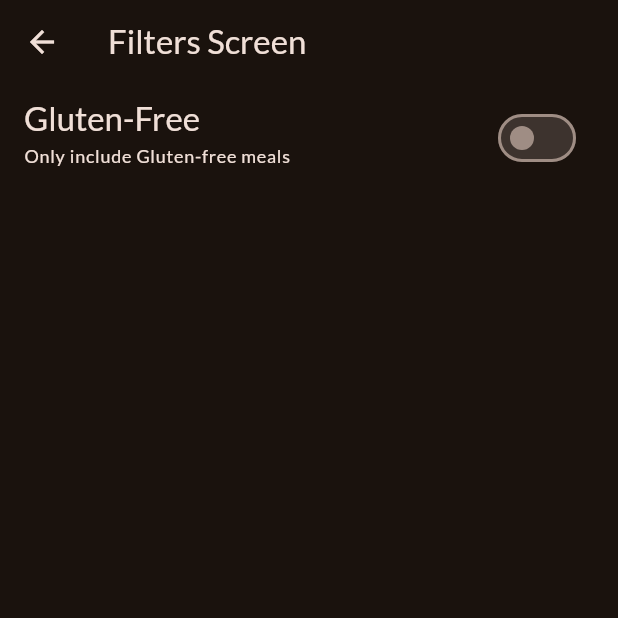
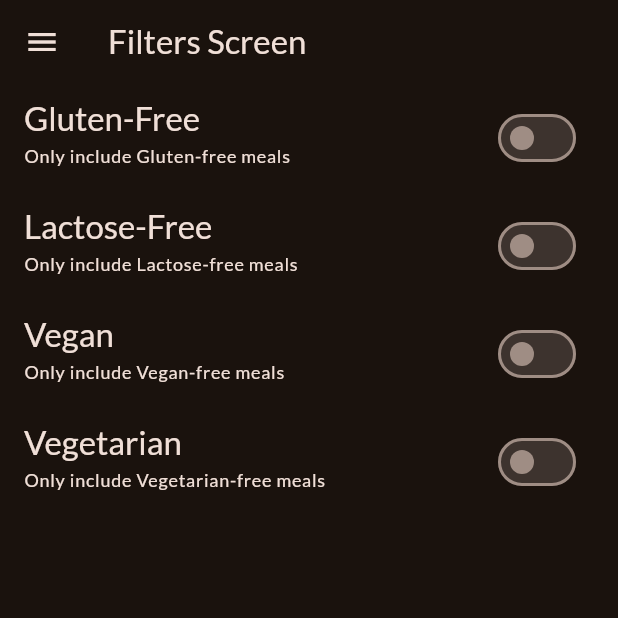
Before and after one commit to YogeshRR/Meal_App_Flutter, a Flutter app: the FiltersScreen screen opened directly, on a phone screen of 412 x 824 dp, the top half of it. Run offline on Flutter 3.47's test engine with Material 3 defaults, Android fonts, the phone set to English and light mode, and no system bars; our stand-ins replace google_fonts, transparent_image.

Commit message:
Adding more filter options

```diff
--- a/lib/Screens/filters_screen.dart
+++ b/lib/Screens/filters_screen.dart
@@ -1,4 +1,7 @@
 import 'package:flutter/material.dart';
+import 'package:meals_app/widget/main_drawer.dart';
+import 'package:meals_app/widget/tabs.dart';
+import 'package:meals_app/widget/filter_switch_list_tile.dart';
 
 class FiltersScreen extends StatefulWidget {
   const FiltersScreen({super.key});
@@ -10,33 +13,68 @@ class FiltersScreen extends StatefulWidget {
 
 class _FiltersScreen extends State<FiltersScreen> {
   var _isGlutenFree = false;
+  var _isLactoseFree = false;
+  var _isVegan = false;
+  var _isVegetarian = false;
   @override
   Widget build(BuildContext context) {
     return Scaffold(
       appBar: AppBar(
         title: const Text('Filters Screen'),
       ),
+      drawer: MainDrawer(selectetMeal: (identifer) {
+        Navigator.of(context).pop();
+
+        if (identifer == 'meal') {
+          Navigator.of(context).pushReplacement(
+            MaterialPageRoute(
+              builder: (ctx) => const Tabs(),
+            ),
+          );
+        }
+      }),
       body: Column(
         children: [
-          SwitchListTile(
+          FilterSwitchListTile(
+            title: 'Gluten-Free',
             value: _isGlutenFree,
+            subTitle: 'Only include Gluten-free meals',
             onChanged: (isUpdated) {
-              _isGlutenFree = isUpdated;
+              setState(() {
+                _isGlutenFree = isUpdated;
+              });
             },
-            title: Text(
-              'Gluten-Free',
-              style: Theme.of(context).textTheme.titleLarge!.copyWith(
-                    color: Theme.of(context).colorScheme.onSurface,
-                  ),
-            ),
-            subtitle: Text(
-              'Only include Gluten-free meals',
-              style: Theme.of(context).textTheme.labelMedium!.copyWith(
-                    color: Theme.of(context).colorScheme.onSurface,
-                  ),
-            ),
-            activeColor: Theme.of(context).colorScheme.tertiary,
-          )
+          ),
+          FilterSwitchListTile(
+            title: 'Lactose-Free',
+            value: _isLactoseFree,
+            subTitle: 'Only include Lactose-free meals',
+            onChanged: (isUpdated) {
+              setState(() {
+                _isLactoseFree = isUpdated;
+              });
+            },
+          ),
+          FilterSwitchListTile(
+            title: 'Vegan',
+            value: _isVegan,
+            subTitle: 'Only include Vegan-free meals',
+            onChanged: (isUpdated) {
+              setState(() {
+                _isVegan = isUpdated;
+              });
+            },
+          ),
+          FilterSwitchListTile(
+            title: 'Vegetarian',
+            value: _isVegetarian,
+            subTitle: 'Only include Vegetarian-free meals',
+            onChanged: (isUpdated) {
+              setState(() {
+                _isVegetarian = isUpdated;
+              });
+            },
+          ),
         ],
       ),
     );
--- /dev/null
+++ b/lib/widget/filter_switch_list_tile.dart
@@ -0,0 +1,37 @@
+import 'package:flutter/material.dart';
+
+class FilterSwitchListTile extends StatelessWidget {
+  final String title;
+  final bool value;
+  final String subTitle;
+  final Function(bool) onChanged;
+
+  const FilterSwitchListTile({
+    required this.title,
+    required this.value,
+    required this.onChanged,
+    required this.subTitle,
+    super.key,
+  });
+
+  @override
+  Widget build(BuildContext context) {
+    return SwitchListTile(
+      value: value,
+      onChanged: onChanged,
+      title: Text(
+        title,
+        style: Theme.of(context).textTheme.titleLarge!.copyWith(
+              color: Theme.of(context).colorScheme.onSurface,
+            ),
+      ),
+      subtitle: Text(
+        subTitle,
+        style: Theme.of(context).textTheme.labelMedium!.copyWith(
+              color: Theme.of(context).colorScheme.onSurface,
+            ),
+      ),
+      activeColor: Theme.of(context).colorScheme.tertiary,
+    );
+  }
+}
```
Also changed, not shown: lib/widget/tabs.dart (+7 -2 lines).
